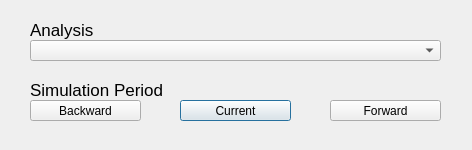
Above: watering_analysis_dialog.ui from Ingeniousware/QGISWaterIng before the change. Below: the same form after it.
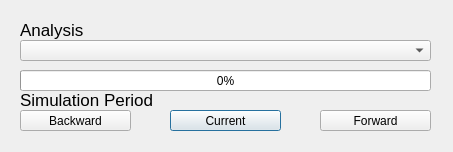
That is the form after the change.

Commit message: progress bar added to analysis

Patch:
```diff
--- a/watering_analysis_dialog.ui
+++ b/watering_analysis_dialog.ui
@@ -6,8 +6,8 @@
    <rect>
     <x>0</x>
     <y>0</y>
-    <width>472</width>
-    <height>150</height>
+    <width>453</width>
+    <height>152</height>
    </rect>
   </property>
   <property name="windowTitle">
@@ -16,7 +16,7 @@
   <widget class="QComboBox" name="analysis_box">
    <property name="geometry">
     <rect>
-     <x>30</x>
+     <x>20</x>
      <y>40</y>
      <width>411</width>
      <height>21</height>
@@ -24,9 +24,12 @@
    </property>
   </widget>
   <widget class="QLabel" name="projectLabel">
+   <property name="enabled">
+    <bool>true</bool>
+   </property>
    <property name="geometry">
     <rect>
-     <x>30</x>
+     <x>20</x>
      <y>20</y>
      <width>171</width>
      <height>20</height>
@@ -46,8 +49,8 @@
   <widget class="QPushButton" name="BtGetAnalysisResultsCurrent">
    <property name="geometry">
     <rect>
-     <x>180</x>
-     <y>100</y>
+     <x>170</x>
+     <y>110</y>
      <width>111</width>
      <height>21</height>
     </rect>
@@ -59,8 +62,8 @@
   <widget class="QPushButton" name="BtGetAnalysisResultsBackward">
    <property name="geometry">
     <rect>
-     <x>30</x>
-     <y>100</y>
+     <x>20</x>
+     <y>110</y>
      <width>111</width>
      <height>21</height>
     </rect>
@@ -72,8 +75,8 @@
   <widget class="QPushButton" name="BtGetAnalysisResultsForward">
    <property name="geometry">
     <rect>
-     <x>330</x>
-     <y>100</y>
+     <x>320</x>
+     <y>110</y>
      <width>111</width>
      <height>21</height>
     </rect>
@@ -85,8 +88,8 @@
   <widget class="QLabel" name="projectLabel_2">
    <property name="geometry">
     <rect>
-     <x>30</x>
-     <y>80</y>
+     <x>20</x>
+     <y>90</y>
      <width>171</width>
      <height>20</height>
     </rect>
@@ -102,6 +105,19 @@
     <string>Simulation Period</string>
    </property>
   </widget>
+  <widget class="QProgressBar" name="progressBar">
+   <property name="geometry">
+    <rect>
+     <x>20</x>
+     <y>70</y>
+     <width>411</width>
+     <height>21</height>
+    </rect>
+   </property>
+   <property name="value">
+    <number>0</number>
+   </property>
+  </widget>
  </widget>
  <resources/>
  <connections/>
```
The commit also changes 2 other files.
